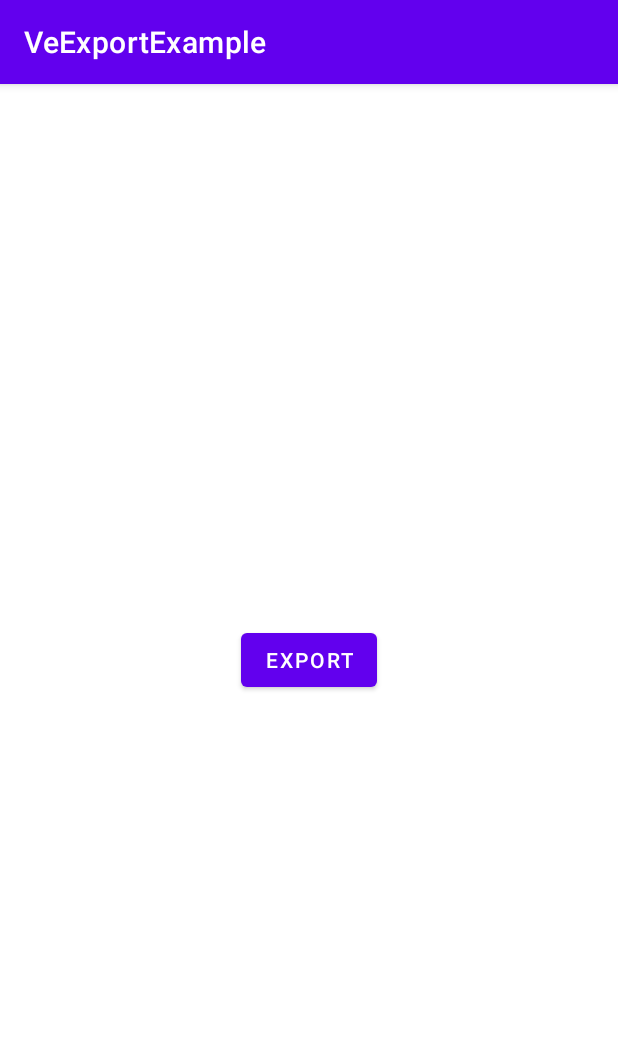
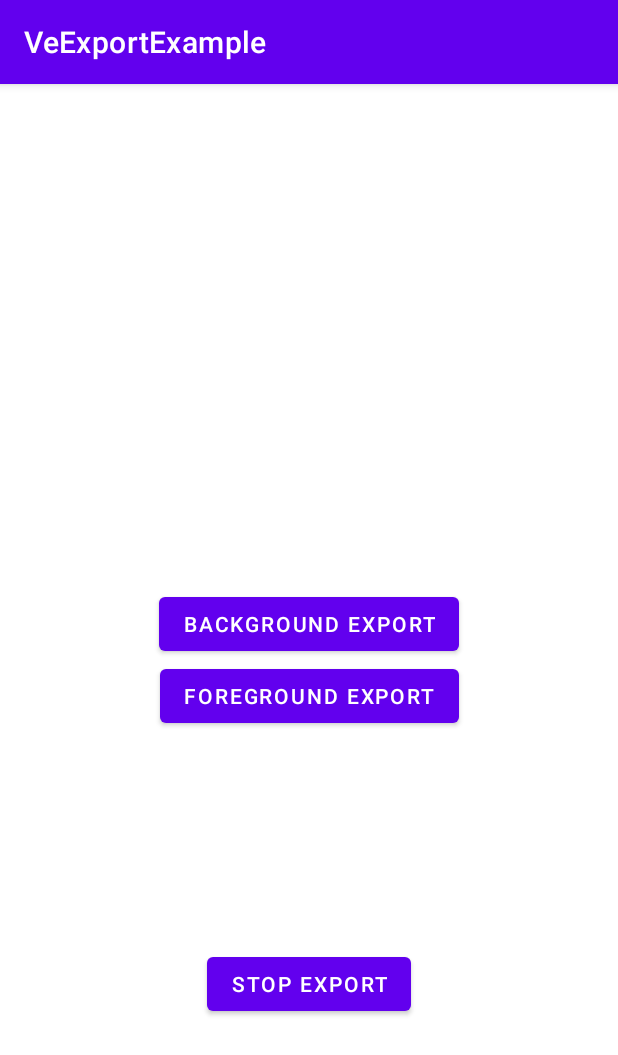
Before and after one commit to eugenymironenko/ve-sdk-android-export-sample, an Android app: the screen it shows after launch (MainActivity), on a phone screen of 412 x 824 dp. Shown: the top 1055 px of the screen. Run offline under Robolectric (Android 15) with nearby library versions, the phone set to English and light mode, and no system bars; libraries missing offline, so code that uses them is left out: com.banuba.sdk; 3 statements that could not run were skipped.

Commit message:
add ability to start export in one of two modes (background and foreground)

```diff
--- a/app/src/main/java/com/banuba/example/exportapp/MainActivity.kt
+++ b/app/src/main/java/com/banuba/example/exportapp/MainActivity.kt
@@ -1,5 +1,6 @@
 package com.banuba.example.exportapp
 
+import android.content.Intent
 import android.graphics.Bitmap
 import android.graphics.Canvas
 import android.graphics.Color
@@ -11,6 +12,7 @@ import android.util.Size
 import android.widget.Toast
 import androidx.activity.result.contract.ActivityResultContracts
 import androidx.appcompat.app.AppCompatActivity
+import androidx.core.content.FileProvider
 import androidx.core.net.toUri
 import androidx.core.view.isVisible
 import androidx.lifecycle.Observer
@@ -18,6 +20,7 @@ import com.banuba.sdk.core.AspectRatio
 import com.banuba.sdk.core.Rotation
 import com.banuba.sdk.core.effects.IVisualEffectDrawable
 import com.banuba.sdk.core.ext.copyFromAssetsToExternal
+import com.banuba.sdk.core.ext.isNullOrEmpty
 import com.banuba.sdk.core.media.DurationExtractor
 import com.banuba.sdk.export.data.ExportFlowManager
 import com.banuba.sdk.ve.data.ExportMusicParams
@@ -33,19 +36,26 @@ import com.banuba.sdk.ve.effects.`object`.GifObjectDrawable
 import com.banuba.sdk.ve.effects.`object`.TextObjectDrawable
 import kotlinx.android.synthetic.main.activity_main.*
 import org.koin.android.ext.android.inject
+import org.koin.core.qualifier.named
+import java.io.File
 import java.util.Stack
 import java.util.UUID
 
 class MainActivity : AppCompatActivity(R.layout.activity_main) {
 
-    private val exportFlowManger: ExportFlowManager by inject()
+    private val backgroundExportFlowManager: ExportFlowManager by inject(named("backgroundExportFlowManager"))
+    private val foregroundExportFlowManager: ExportFlowManager by inject(named("foregroundExportFlowManager"))
+
+    private var isBackgroundExport = true
+
+    private var exportResultVideoUri = Uri.EMPTY
 
     private val getPredefinedVideos = registerForActivityResult(
         ActivityResultContracts.GetMultipleContents()
     ) { videosUri ->
+        if (videosUri.isNullOrEmpty()) return@registerForActivityResult
+
         progressVisible(true)
-
-        if (videosUri.isNullOrEmpty()) return@registerForActivityResult
 
         val videoRanges = generateVideoRangeList(videosUri)
 
@@ -55,29 +65,33 @@ class MainActivity : AppCompatActivity(R.layout.activity_main) {
 
         val coverFrameSize = Size(720, 1080)
 
-        exportFlowManger.startExport(
-            ExportTaskParams(
+        val exportTaskParams = ExportTaskParams(
             videoRanges = videoRanges,
             effects = effects,
             exportMusicParams = emptyMusicParams,
             coverFrameSize = coverFrameSize,
             aspect = AspectRatio.DEFAULT        //AspectRatio.DEFAULT == AspectRatio(9.0 / 16)
         )
-        )
+
+        if (isBackgroundExport) {
+            backgroundExportFlowManager.startExport(exportTaskParams)
+        } else {
+            foregroundExportFlowManager.startExport(exportTaskParams)
+        }
     }
 
-    override fun onCreate(savedInstanceState: Bundle?) {
-        super.onCreate(savedInstanceState)
-
-        exportFlowManger.resultData.observe(this, Observer { exportResult ->
-
+    private val exportResultObserver = Observer<ExportResult> { exportResult ->
         when (exportResult) {
             is ExportResult.Inactive, is ExportResult.Stopped -> progressVisible(false)
 
-                is ExportResult.Progress -> progressVisible(true)
+            is ExportResult.Progress -> {
+                previewImageView.setImageURI(exportResult.preview)
+                progressVisible(true)
+            }
 
             is ExportResult.Success -> {
                 progressVisible(false)
+                exportResultVideoUri = exportResult.videoList.first().sourceUri
                 Toast.makeText(
                     this,
                     "Export Success: ${exportResult.message}",
@@ -94,10 +108,34 @@ class MainActivity : AppCompatActivity(R.layout.activity_main) {
                 ).show()
             }
         }
-        })
+    }
 
-        exportBtn.setOnClickListener {
-            pickPredefinedVideos()
+    override fun onCreate(savedInstanceState: Bundle?) {
+        super.onCreate(savedInstanceState)
+
+        backgroundExportFlowManager.resultData.observe(this, exportResultObserver)
+        foregroundExportFlowManager.resultData.observe(this, exportResultObserver)
+
+        backgroundExportBtn.setOnClickListener {
+            pickPredefinedVideos(true)
+        }
+
+        foregroundExportBtn.setOnClickListener {
+            pickPredefinedVideos(false)
+        }
+
+        stopExportBtn.setOnClickListener {
+            exportResultVideoUri = Uri.EMPTY
+            if (isBackgroundExport) {
+                backgroundExportFlowManager.stopExport()
+            } else {
+                foregroundExportFlowManager.stopExport()
+            }
+        }
+
+        previewImageView.setOnClickListener {
+            if (exportResultVideoUri.isNullOrEmpty()) return@setOnClickListener
+            openVideo(exportResultVideoUri)
         }
     }
 
@@ -210,12 +248,32 @@ class MainActivity : AppCompatActivity(R.layout.activity_main) {
         )
     }
 
-    private fun pickPredefinedVideos() {
+    private fun pickPredefinedVideos(isBackground: Boolean) {
+        previewImageView.setImageURI(null)
+        isBackgroundExport = isBackground
         getPredefinedVideos.launch("video/*")
     }
 
-    private fun progressVisible(isVisible: Boolean) {
-        exportProgressView.isVisible = isVisible
-        exportBtn.isVisible = !isVisible
+    private fun progressVisible(isExporting: Boolean) {
+        if (!isBackgroundExport) {
+            exportProgressView.isVisible = isExporting
+        }
+        backgroundExportBtn.isEnabled = !isExporting
+        foregroundExportBtn.isEnabled = !isExporting
+    }
+
+    private fun openVideo(videoUri: Uri) {
+        videoUri.encodedPath?.let { encodedPath ->
+            val intent = Intent(Intent.ACTION_VIEW).apply {
+                addFlags(Intent.FLAG_GRANT_READ_URI_PERMISSION)
+                val uri = FileProvider.getUriForFile(
+                    applicationContext,
+                    "$packageName.provider",
+                    File(encodedPath)
+                )
+                setDataAndType(uri, "video/mp4")
+            }
+            startActivity(intent)
         }
     }
+}
--- a/app/src/main/res/layout/activity_main.xml
+++ b/app/src/main/res/layout/activity_main.xml
@@ -6,15 +6,53 @@
     android:layout_height="match_parent"
     tools:context=".MainActivity">
 
+    <ImageView
+        android:id="@+id/previewImageView"
+        android:layout_width="0dp"
+        android:layout_height="0dp"
+        android:layout_margin="16dp"
+        android:scaleType="centerInside"
+        android:text="Background Export"
+        app:layout_constraintBottom_toTopOf="@+id/backgroundExportBtn"
+        app:layout_constraintLeft_toLeftOf="parent"
+        app:layout_constraintRight_toRightOf="parent"
+        app:layout_constraintTop_toTopOf="parent"
+        app:layout_constraintVertical_chainStyle="packed"
+        tools:ignore="ContentDescription,HardcodedText" />
+
     <Button
-        android:id="@+id/exportBtn"
+        android:id="@+id/backgroundExportBtn"
         android:layout_width="wrap_content"
         android:layout_height="wrap_content"
-        android:text="Export"
+        android:text="Background Export"
+        app:layout_constraintBottom_toTopOf="@+id/foregroundExportBtn"
+        app:layout_constraintLeft_toLeftOf="parent"
+        app:layout_constraintRight_toRightOf="parent"
+        app:layout_constraintTop_toTopOf="parent"
+        app:layout_constraintVertical_chainStyle="packed"
+        tools:ignore="HardcodedText" />
+
+    <Button
+        android:id="@+id/foregroundExportBtn"
+        android:layout_width="wrap_content"
+        android:layout_height="wrap_content"
+        android:text="Foreground Export"
         app:layout_constraintBottom_toBottomOf="parent"
         app:layout_constraintLeft_toLeftOf="parent"
         app:layout_constraintRight_toRightOf="parent"
-        app:layout_constraintTop_toTopOf="parent" />
+        app:layout_constraintTop_toBottomOf="@+id/backgroundExportBtn"
+        tools:ignore="HardcodedText" />
+
+    <Button
+        android:id="@+id/stopExportBtn"
+        android:layout_width="wrap_content"
+        android:layout_height="wrap_content"
+        android:text="Stop Export"
+        app:layout_constraintBottom_toBottomOf="parent"
+        app:layout_constraintLeft_toLeftOf="parent"
+        app:layout_constraintRight_toRightOf="parent"
+        app:layout_constraintTop_toBottomOf="@+id/foregroundExportBtn"
+        tools:ignore="HardcodedText" />
 
     <ProgressBar
         android:id="@+id/exportProgressView"
@@ -22,9 +60,10 @@
         android:layout_height="50dp"
         android:layout_gravity="center"
         android:visibility="gone"
+        app:layout_constraintBottom_toTopOf="@+id/stopExportBtn"
         app:layout_constraintEnd_toEndOf="parent"
         app:layout_constraintStart_toStartOf="parent"
-        app:layout_constraintTop_toTopOf="parent" />
+        app:layout_constraintTop_toBottomOf="@+id/foregroundExportBtn" />
 
 
 </androidx.constraintlayout.widget.ConstraintLayout>
--- /dev/null
+++ b/app/src/main/res/xml/provider_paths.xml
@@ -0,0 +1,6 @@
+<?xml version="1.0" encoding="utf-8"?><!-- Allows to open exported file -->
+<paths>
+    <external-path
+        name="external_files"
+        path="." />
+</paths>
```
Also changed, not shown: app/src/main/AndroidManifest.xml (+10 -0 lines), app/src/main/java/com/banuba/example/exportapp/ExportSampleKoinModule.kt (+15 -4 lines). Lines whose indentation alone changed are shown as unchanged.
